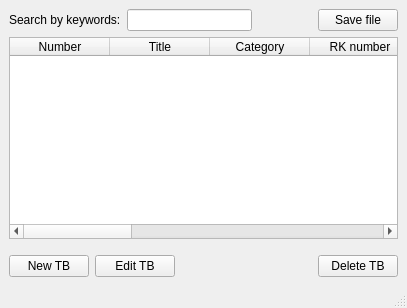
Above: MainWindow.ui from Folco68/TBI before the change. Below: the same form after it.
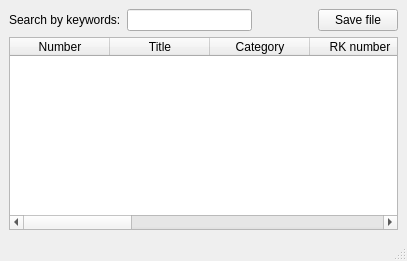
That is the form after the change.

Commit message: - removed MainWindow buttons for TB creation, edition and deletion - added a context menu to handle TB - added the ability to copy or open TB URL

What changed in the file:
```diff
--- a/MainWindow.ui
+++ b/MainWindow.ui
@@ -7,7 +7,7 @@
     <x>0</x>
     <y>0</y>
     <width>407</width>
-    <height>308</height>
+    <height>261</height>
    </rect>
   </property>
   <property name="acceptDrops">
@@ -110,60 +110,6 @@
       </column>
      </widget>
     </item>
-    <item>
-     <spacer name="VSpacer2">
-      <property name="orientation">
-       <enum>Qt::Vertical</enum>
-      </property>
-      <property name="sizeType">
-       <enum>QSizePolicy::Fixed</enum>
-      </property>
-      <property name="sizeHint" stdset="0">
-       <size>
-        <width>20</width>
-        <height>10</height>
-       </size>
-      </property>
-     </spacer>
-    </item>
-    <item>
-     <layout class="QHBoxLayout" name="HLayoutNewTB">
-      <item>
-       <widget class="QPushButton" name="ButtonNewTB">
-        <property name="text">
-         <string>New TB</string>
-        </property>
-       </widget>
-      </item>
-      <item>
-       <widget class="QPushButton" name="ButtonEditTB">
-        <property name="text">
-         <string>Edit TB</string>
-        </property>
-       </widget>
-      </item>
-      <item>
-       <spacer name="HSpacerTBButtons">
-        <property name="orientation">
-         <enum>Qt::Horizontal</enum>
-        </property>
-        <property name="sizeHint" stdset="0">
-         <size>
-          <width>40</width>
-          <height>20</height>
-         </size>
-        </property>
-       </spacer>
-      </item>
-      <item>
-       <widget class="QPushButton" name="ButtonDeleteTB">
-        <property name="text">
-         <string>Delete TB</string>
-        </property>
-       </widget>
-      </item>
-     </layout>
-    </item>
    </layout>
   </widget>
   <widget class="QStatusBar" name="StatusBar"/>
```
The commit also changes 4 other files.
